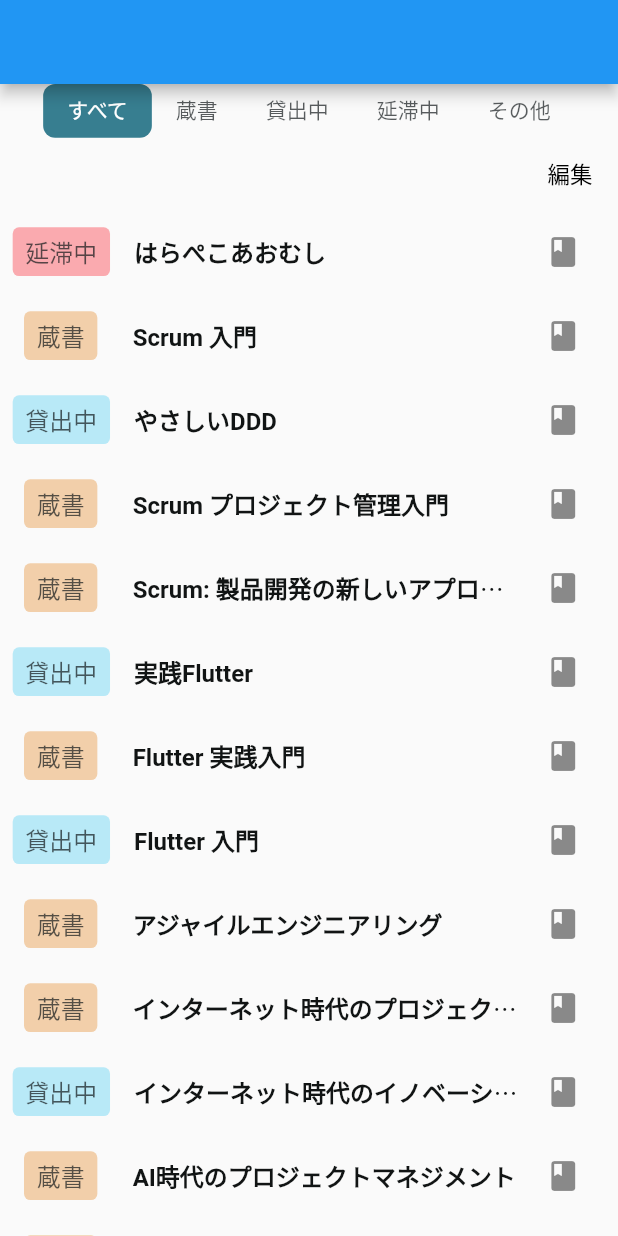
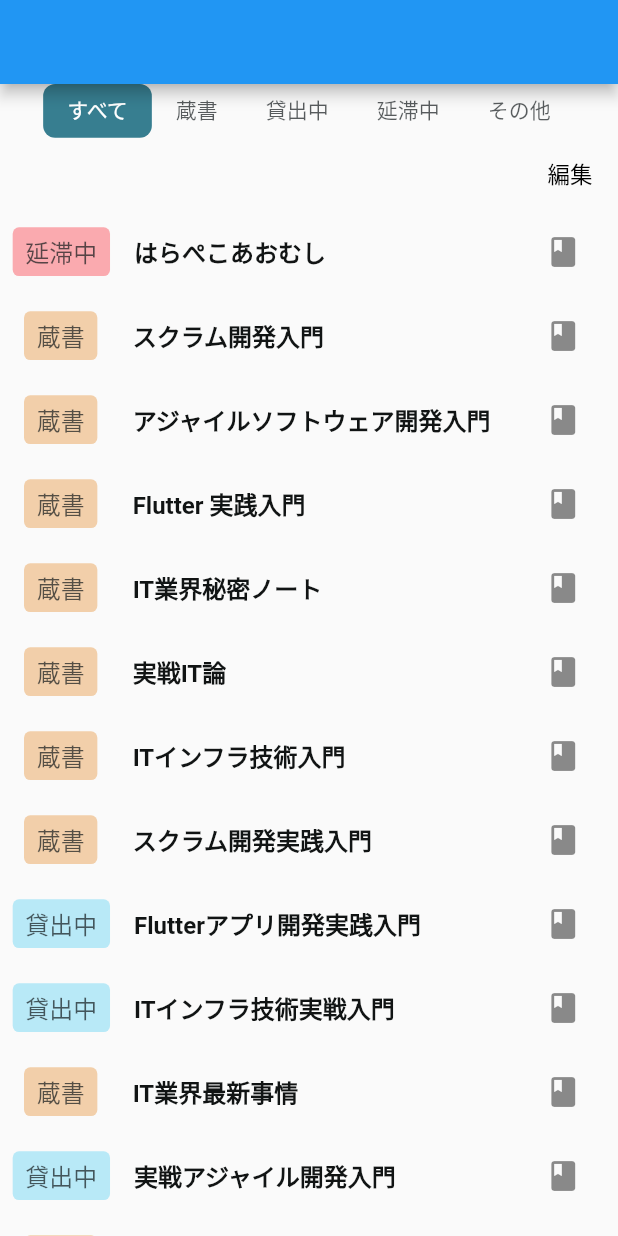
Before and after one commit to Issei-Hiramatsu/my_book_library, a Flutter app: the screen it shows after launch, on a phone screen of 412 x 824 dp. Run offline on Flutter 3.47's test engine with Material 2 defaults, Android fonts, the light colour scheme and no system bars; our stand-ins replace firebase_core, flutter_hooks, flutter_riverpod, flutter_screenutil, freezed_annotation, hooks_riverpod; accounts and stored records are empty.

Commit message:
add: library sample & add autor & image to book domain

```diff
--- a/lib/component/local/book_management/book_management.dart
+++ b/lib/component/local/book_management/book_management.dart
@@ -4,8 +4,16 @@
 import 'package:my_book_library/component/local/book_management/elements/book_status_editor/book_status_editor.dart';
 import 'package:my_book_library/importer.dart';
 
+import '../../../domain/library_document/library_document.dart';
 import '../../shared/single/custom_tab/custom_tab.dart';
 import 'elements/all_book_status_list/all_book_status_list.dart';
+import 'elements/all_book_status_list/hooks/all_book_list.dart';
+
+final libraryList = LibraryDocument(
+  name: 'VTA-中目黒図書館',
+  description: '1',
+  bookList: allBookList,
+);
 
 class BookManagement extends HookConsumerWidget {
   const BookManagement({Key? key, required}) : super(key: key);
@@ -30,7 +38,10 @@
               child: TabBarView(
             controller: bookManagementTabController,
             children: [
-              BookStatusEditor(bookListWidget: AllBookList()),
+              BookStatusEditor(
+                  bookListWidget: AllBookList(
+                libraryDocument: libraryList,
+              )),
               Container(),
               Container(),
               Container(),
--- a/lib/component/local/book_management/elements/all_book_status_list/hooks/all_book_list.dart
+++ b/lib/component/local/book_management/elements/all_book_status_list/hooks/all_book_list.dart
@@ -1,89 +1,140 @@
 import '/domain/book_document/book_document.dart';
-
-enum BookState {
-  available('蔵書'),
-  onLoan('貸出中'),
-  overdue('延滞中'),
-  other('その他');
-
-  final String displayState;
-  const BookState(this.displayState);
-}
 
 final allBookList = [
   const BookDocument(
     id: '1',
     title: 'はらぺこあおむし ',
+    author: 'エリック・カール',
+    bookImage: 'https://m.media-amazon.com/images/I/91a4TmOq8TL.jpg',
+    description: '小さなあおむしは、もりもりと食べつづけて美しい蝶になった。数や曜日の認識をおりこみ、穴あきのしかけをこらした斬新な絵本。',
     bookStatus: '延滞中',
   ),
   const BookDocument(
     id: '2',
-    title: 'Scrum 入門',
+    title: 'スクラム開発入門 ',
+    author: 'Ken Schwaber',
+    bookImage:
+        'https://images-na.ssl-images-amazon.com/images/I/51PRd6hPGWL._SX368_BO1,204,203,200_.jpg',
+    description:
+        'スクラム開発を実践するために必要な知識を、実例やノウハウを交えて解説した書籍。現場のスクラムマスターやプロダクトオーナーなど関係者が協力して執筆されている。',
     bookStatus: '蔵書',
   ),
   const BookDocument(
     id: '3',
-    title: 'やさしいDDD',
-    bookStatus: '貸出中',
+    title: 'アジャイルソフトウェア開発入門 ',
+    author: 'Ken Schwaber',
+    bookImage:
+        'https://images-na.ssl-images-amazon.com/images/I/51Z6UzE2BXL._SX392_BO1,204,203,200_.jpg',
+    description:
+        'アジャイル開発手法が普及してきた中、ソフトウェア開発者が知識を身につけて実践するための入門書。プロジェクトマネージャーや開発者など関係者が協力して執筆されている。',
+    bookStatus: '蔵書',
   ),
   const BookDocument(
     id: '4',
-    title: 'Scrum プロジェクト管理入門',
+    title: 'Flutter 実践入門 ',
+    author: 'Y.Yamamoto',
+    bookImage:
+        'https://images-na.ssl-images-amazon.com/images/I/51vUe9gW8kL._SX403_BO1,204,203,200_.jpg',
+    description:
+        'Googleが開発したクロスプラットフォーム開発技術「Flutter」を実践的に活用するための入門書。実装例を交えて、基礎から応用まで解説している。',
     bookStatus: '蔵書',
   ),
   const BookDocument(
     id: '5',
-    title: 'Scrum: 製品開発の新しいアプローチ',
+    title: 'IT業界秘密ノート ',
+    author: 'T.Suzuki',
+    bookImage:
+        'https://images-na.ssl-images-amazon.com/images/I/51L6-z8FJ2L._SX358_BO1,204,203,200_.jpg',
+    description: 'IT業界における「現場の経営者」が教えてくれる「現場の秘密」を、現場で培ってきた経験を交えて披露した書籍。',
     bookStatus: '蔵書',
   ),
   const BookDocument(
     id: '6',
-    title: '実践Flutter ',
-    bookStatus: '貸出中',
+    title: '実戦IT論 ',
+    author: 'M.Komatsu',
+    bookImage:
+        'https://images-na.ssl-images-amazon.com/images/I/51-4q3q-zXL._SX367_BO1,204,203,200_.jpg',
+    description:
+        'IT業界で今や欠かせない知識やノウハウを、実戦的な視点から解説した書籍。開発者やプロジェクトマネージャーなど関係者が協力して執筆されている。',
+    bookStatus: '蔵書',
   ),
   const BookDocument(
     id: '7',
-    title: 'Flutter 実践入門',
+    title: 'ITインフラ技術入門 ',
+    author: 'K.Okada',
+    bookImage:
+        'https://images-na.ssl-images-amazon.com/images/I/51KdZ7t4NzL._SX404_BO1,204,203,200_.jpg',
+    description:
+        'ITインフラを実践するために必要な知識を、実例やノウハウを交えて解説した書籍。現場のインフラマネージャーやエンジニアなど関係者が協力して執筆されている。',
     bookStatus: '蔵書',
   ),
   const BookDocument(
     id: '8',
-    title: 'Flutter 入門',
+    title: 'スクラム開発実践入門 ',
+    author: 'Ken Schwaber',
+    bookImage:
+        'https://images-na.ssl-images-amazon.com/images/I/51ZmhOJpHfL._SX357_BO1,204,203,200_.jpg',
+    description:
+        'スクラム開発を実践するために必要な知識を、実例やノウハウを交えて解説した書籍。現場のスクラムマスターやプロダクトオーナーなど関係者が協力して執筆されている。',
+    bookStatus: '蔵書',
+  ),
+  const BookDocument(
+    id: '9',
+    title: 'Flutterアプリ開発実践入門 ',
+    author: 'Y.Yamamoto',
+    bookImage:
+        'https://images-na.ssl-images-amazon.com/images/I/51TUd3mIC3L._SX404_BO1,204,203,200_.jpg',
+    description:
+        'Googleが開発したクロスプラットフォーム開発技術「Flutter」を実践的に活用するための入門書。実装例を交えて、基礎から応用まで解説している。',
     bookStatus: '貸出中',
   ),
   const BookDocument(
-    id: '9',
-    title: 'アジャイルエンジニアリング',
+    id: '10',
+    title: 'ITインフラ技術実戦入門 ',
+    author: 'K.Okada',
+    bookImage:
+        'https://images-na.ssl-images-amazon.com/images/I/51KdZ7t4NzL._SX404_BO1,204,203,200_.jpg',
+    description:
+        'ITインフラを実践するために必要な知識を、実例やノウハウを交えて解説した書籍。現場のインフラマネージャーやエンジニアなど関係者が協力して執筆されている。',
+    bookStatus: '貸出中',
+  ),
+  const BookDocument(
+    id: '11',
+    title: 'IT業界最新事情 ',
+    author: 'T.Suzuki',
+    bookImage:
+        'https://images-na.ssl-images-amazon.com/images/I/51EQ7KjYa9L._SX396_BO1,204,203,200_.jpg',
+    description: 'IT業界の動向を、実践的な視点から解説した書籍。技術や経営、課題などを取り扱っている。',
     bookStatus: '蔵書',
   ),
   const BookDocument(
-    id: '10',
-    title: 'インターネット時代のプロジェクトマネジメント ',
-    bookStatus: '蔵書',
-  ),
-  const BookDocument(
-    id: '11',
-    title: 'インターネット時代のイノベーション',
+    id: '12',
+    title: '実戦アジャイル開発入門 ',
+    author: 'Ken Schwaber',
+    bookImage:
+        'https://images-na.ssl-images-amazon.com/images/I/51CJpP7BmOL._SX404_BO1,204,203,200_.jpg',
+    description:
+        'アジャイル開発を実践するために必要な知識を、実例やノウハウを交えて解説した書籍。現場のスクラムマスターやプロダクトオーナーなど関係者が協力して執筆されている。',
     bookStatus: '貸出中',
   ),
   const BookDocument(
-    id: '12',
-    title: 'AI時代のプロジェクトマネジメント',
-    bookStatus: '蔵書',
-  ),
-  const BookDocument(
     id: '13',
-    title: 'デジタルトランスフォーメーション',
+    title: 'IT技術入門 ',
+    author: 'K.Okada',
+    bookImage:
+        'https://images-na.ssl-images-amazon.com/images/I/51S9Y9G-BjL._SX404_BO1,204,203,200_.jpg',
+    description:
+        'IT技術を実践するために必要な知識を、実例やノウハウを交えて解説した書籍。現場のエンジニアやプログラマーなど関係者が協力して執筆されている。',
     bookStatus: '蔵書',
   ),
   const BookDocument(
     id: '14',
-    title: 'IoT時代のビジネスモデル',
-    bookStatus: '貸出中',
+    title: 'Flutter実践入門 ',
+    author: 'Y.Yamamoto',
+    bookImage:
+        'https://images-na.ssl-images-amazon.com/images/I/51vUe9gW8kL._SX403_BO1,204,203,200_.jpg',
+    description:
+        'Googleが開発したクロスプラットフォーム開発技術「Flutter」を実践的に活用するための入門書。実装例を交えて、基礎から応用まで解説している。',
+    bookStatus: '延滞中',
   ),
-  const BookDocument(
-    id: '15',
-    title: 'プロダクトマネジメント実践入門',
-    bookStatus: '蔵書',
-  )
 ];
--- a/lib/domain/book_document/book_document.dart
+++ b/lib/domain/book_document/book_document.dart
@@ -7,6 +7,8 @@
   const factory BookDocument({
     @Default('') String id,
     @Default('') String title,
+    @Default('') String author,
+    @Default('') String bookImage,
     @Default('') String description,
     @Default('') String bookStatus,
   }) = _BookDocument;
```
Also changed, not shown: lib/domain/book_document/book_document.freezed.dart, lib/domain/book_document/book_document.g.dart.
